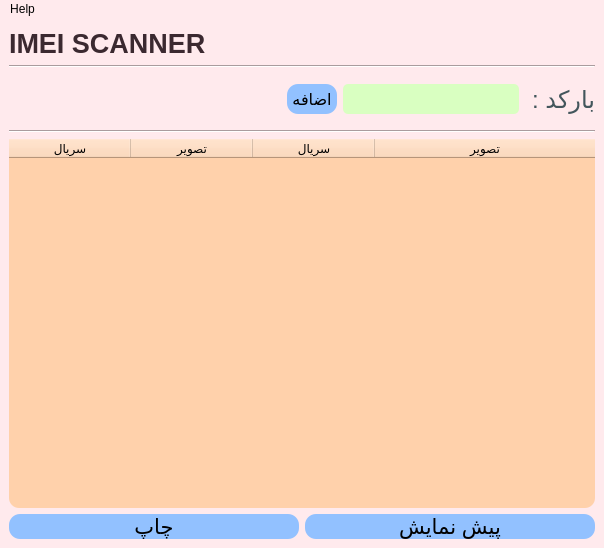
Qt form main.ui (AmirNikravan/Barcode) before a commit.
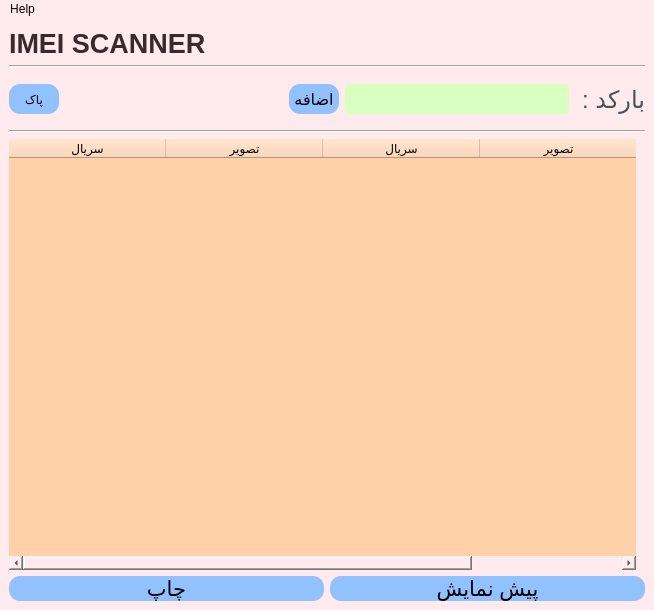
The same form after that commit.

```diff
--- a/main.ui
+++ b/main.ui
@@ -6,8 +6,8 @@
    <rect>
     <x>0</x>
     <y>0</y>
-    <width>604</width>
-    <height>548</height>
+    <width>654</width>
+    <height>610</height>
    </rect>
   </property>
   <property name="minimumSize">
@@ -51,6 +51,28 @@
     </item>
     <item>
      <layout class="QHBoxLayout" name="horizontalLayout">
+      <item>
+       <widget class="QPushButton" name="pushButton">
+        <property name="minimumSize">
+         <size>
+          <width>50</width>
+          <height>30</height>
+         </size>
+        </property>
+        <property name="styleSheet">
+         <string notr="true">QPushButton{border-radius:11px;
+background-color: rgb(146, 193, 255);
+}
+QPushButton:hover{
+background-color: rgb(255, 166, 139);
+}
+</string>
+        </property>
+        <property name="text">
+         <string>پاک</string>
+        </property>
+       </widget>
+      </item>
       <item>
        <spacer name="horizontalSpacer">
         <property name="orientation">
@@ -58,7 +80,7 @@
         </property>
         <property name="sizeHint" stdset="0">
          <size>
-          <width>278</width>
+          <width>208</width>
           <height>20</height>
          </size>
         </property>
@@ -148,7 +170,30 @@
      </widget>
     </item>
     <item>
+     <layout class="QHBoxLayout" name="horizontalLayout_3">
+      <property name="spacing">
+       <number>6</number>
+      </property>
+      <property name="topMargin">
+       <number>0</number>
+      </property>
+      <property name="rightMargin">
+       <number>9</number>
+      </property>
+      <item>
      <widget class="QTableWidget" name="tableWidget">
+        <property name="minimumSize">
+         <size>
+          <width>0</width>
+          <height>0</height>
+         </size>
+        </property>
+        <property name="maximumSize">
+         <size>
+          <width>16777215</width>
+          <height>16777215</height>
+         </size>
+        </property>
       <property name="styleSheet">
        <string notr="true">background-color: rgb(255, 209, 171);
 
@@ -158,10 +203,10 @@
 </string>
       </property>
       <attribute name="horizontalHeaderMinimumSectionSize">
-       <number>38</number>
+         <number>31</number>
       </attribute>
       <attribute name="horizontalHeaderDefaultSectionSize">
-       <number>122</number>
+         <number>157</number>
       </attribute>
       <attribute name="horizontalHeaderShowSortIndicator" stdset="0">
        <bool>true</bool>
@@ -194,6 +239,8 @@
       </column>
      </widget>
     </item>
+     </layout>
+    </item>
     <item>
      <layout class="QHBoxLayout" name="horizontalLayout_2">
       <item>
@@ -261,7 +308,7 @@
     <rect>
      <x>0</x>
      <y>0</y>
-     <width>604</width>
+     <width>654</width>
      <height>22</height>
     </rect>
    </property>
```
Lines whose indentation alone changed are shown as unchanged.
